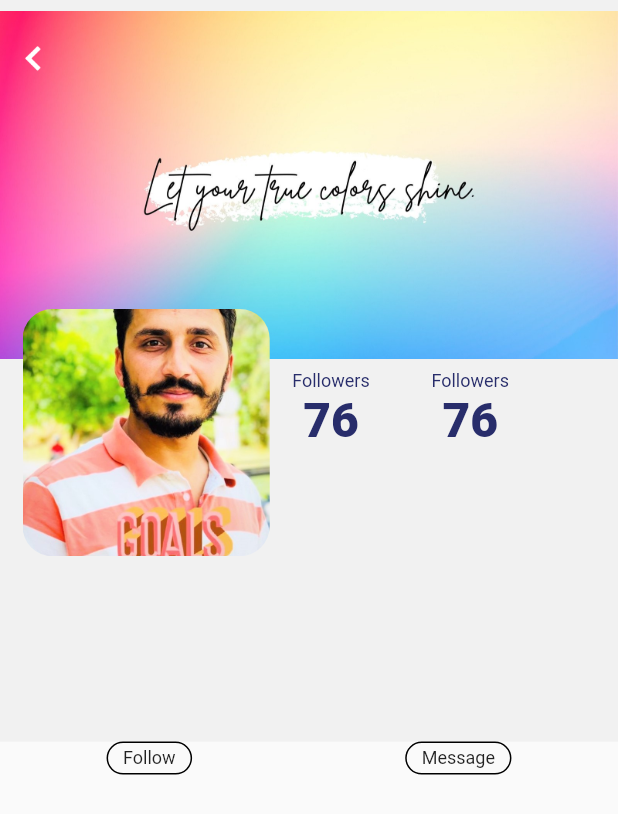
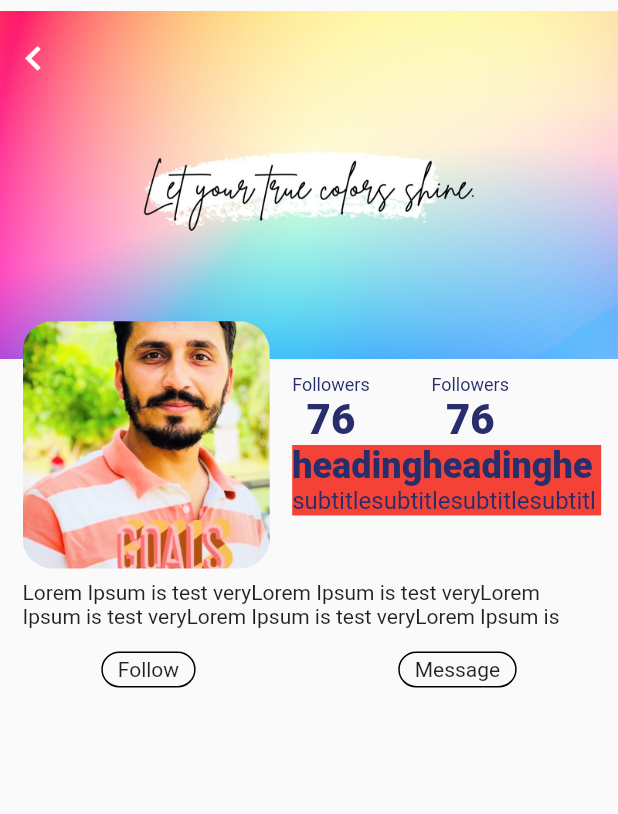
Before and after one commit to Sajid-Msd313/aidber, a Flutter app: the screen it shows after launch, on a phone screen of 412 x 824 dp. Shown: the top 814 px of the screen. Run offline on Flutter 3.47's test engine with Material 2 defaults, Android fonts, the phone set to English and light mode, and no system bars; our stand-ins replace dropdown_button2, get, readmore.

Commit message:
making_post_pages

```diff
--- a/lib/screens/home_screen/widgets/make_rounded_text_type.dart
+++ b/lib/screens/home_screen/widgets/make_rounded_text_type.dart
@@ -11,7 +11,7 @@ make_rounded_text_type({required this.text});
           borderRadius: BorderRadius.circular(20),
           border: Border.all(color: Colors.black)
       ),
-      child:  Text(text, style: TextStyle(fontSize: 12),),
+      child:  Text(text),
     );
   }
 }
--- a/lib/screens/view_page/view_page_main_screen.dart
+++ b/lib/screens/view_page/view_page_main_screen.dart
@@ -1,6 +1,55 @@
 import 'package:aidber/screens/home_screen/widgets/make_rounded_text_type.dart';
 import 'package:flutter/material.dart';
 import 'package:get/get.dart';
+
+class make_profile_header extends StatelessWidget {
+  const make_profile_header({Key? key}) : super(key: key);
+
+  @override
+  Widget build(BuildContext context) {
+    return Column(
+      children: [
+        Row(
+          mainAxisAlignment: MainAxisAlignment.start,
+          crossAxisAlignment: CrossAxisAlignment.center,
+          children: [
+            Column(
+              children: [
+                const make_profile_avatar(),
+              ],
+            ),
+            Column(
+              mainAxisAlignment: MainAxisAlignment.start,
+              crossAxisAlignment: CrossAxisAlignment.start,
+              children: [
+                Row(
+                  mainAxisAlignment: MainAxisAlignment.spaceBetween,
+                  children: [
+                    make_column_follow(
+                      subtitle: "76",
+                      heading: "Followers",
+                    ),
+                    SizedBox(
+                      width: Get.width * .1,
+                    ),
+                    make_column_follow(
+                      subtitle: "76",
+                      heading: "Followers",
+                    ),
+                  ],
+                ),
+                Container(
+                  width: Get.width - Get.width * 0.5,
+                  child: make_title_subtitle(),
+                )
+              ],
+            ),
+          ],
+        )
+      ],
+    );
+  }
+}
 
 class view_page_main_screen extends StatelessWidget {
   const view_page_main_screen({Key? key}) : super(key: key);
@@ -10,10 +59,11 @@ class view_page_main_screen extends StatelessWidget {
     return Scaffold(
       body: SafeArea(
         child: Column(
+          crossAxisAlignment: CrossAxisAlignment.center,
           children: [
             Container(
-              color: Colors.grey.withOpacity(.1),
-              height: Get.height * .6,
+
+              height: Get.height * .47,
               child: Stack(
                 children: [
                   Image.asset(
@@ -39,59 +89,29 @@ class view_page_main_screen extends StatelessWidget {
                         ),
                       )),
                   Positioned(
-                      bottom: Get.height * .15,
+                      top: Get.height * .26, child: make_profile_header()),
 
-                      child: Row(
-
-                        mainAxisAlignment: MainAxisAlignment.start,
-                          crossAxisAlignment: CrossAxisAlignment.start,
-                        children: [
-                          Padding(
-                            padding: const EdgeInsets.symmetric(horizontal: 15),
-                            child: ClipRRect(
-                              borderRadius: BorderRadius.circular(20),
-                              // Image border
-                              child: SizedBox.fromSize(
-                                size: Size.fromRadius(Get.width * .2),
-                                // Image radius
-                                child: Image.asset('assets/sajidmsd.jpg',
-                                    fit: BoxFit.cover),
-                              ),
-                            ),
-                          ),
-
-                          Column(
-                            children: [
-                              SizedBox(height: Get.height*.05,),
-                              Row(
-                                mainAxisAlignment: MainAxisAlignment.spaceBetween,
-                                children: [
-                                  make_column_follow(
-                                  subtitle: "76",
-                                  heading: "Followers",
-                                ),
-                         SizedBox(width: Get.width*.1,),
-                                make_column_follow(
-                                  subtitle: "76",
-                                  heading: "Followers",
-                                ),
-                              ],),
-                            ],
-                          ),
-
-                        ],
-                      ))
                 ],
               ),
             ),
-            Row(
-              mainAxisAlignment: MainAxisAlignment.spaceAround,
+            Column(
               children: [
-                make_rounded_text_type(
-                  text: "Follow",
+                Padding(
+                  padding: const EdgeInsets.only(top: 0,left: 15, right: 15,bottom: 15),
+                  child: Text("Lorem Ipsum is test very"*10, maxLines: 2,),
                 ),
-                make_rounded_text_type(
-                  text: "Message",
+                Row(
+                  mainAxisAlignment: MainAxisAlignment.spaceAround,
+                  children: [
+                    make_rounded_text_type(
+                      text: "Follow",
+
+                    ),
+                    make_rounded_text_type(
+                      text: "Message",
+
+                    ),
+                  ],
                 ),
               ],
             )
@@ -102,31 +122,108 @@ class view_page_main_screen extends StatelessWidget {
   }
 }
 
-class make_column_follow extends StatelessWidget {
-  final String heading;
-  final String subtitle;
-  final bool isUserName;
-
-  make_column_follow({ this.isUserName = false,required this.subtitle, required this.heading});
+class make_title_subtitle extends StatelessWidget {
+  const make_title_subtitle({Key? key}) : super(key: key);
 
   @override
   Widget build(BuildContext context) {
-    return FittedBox(
+    final boldstyle = TextStyle(
+        color: Get.theme.primaryColor,
+        fontWeight: FontWeight.w900,
+        wordSpacing: 2,
+        fontSize: 28);
+    final lightstyle = TextStyle(
+        color: Get.theme.primaryColor,
+        fontSize: 12,
+        fontWeight: FontWeight.w400);
+
+    return Container(
+      color: Colors.red,
       child: Column(
+        mainAxisSize: MainAxisSize.min,
+        mainAxisAlignment: MainAxisAlignment.start,
+        crossAxisAlignment: CrossAxisAlignment.start,
         children: [
-          Text(
-            heading,
-            style: TextStyle(color: Get.theme.primaryColor, fontSize: 12, fontWeight: FontWeight.w400),
+          Flexible(
+            child: Text(
+              "heading" * 10,
+              softWrap: true,
+              maxLines: 1,
+              style: boldstyle.copyWith(fontSize: 24),
+            ),
           ),
-          Text(
-            subtitle,
-            style: TextStyle(
-                color: Get.theme.primaryColor,
-                fontWeight: FontWeight.w900,
-                fontSize: 32),
+          Flexible(
+            fit: FlexFit.loose,
+            child: Text(
+              "subtitle" * 10,
+              softWrap: true,
+              maxLines: 1,
+              style: lightstyle.copyWith(fontSize: 16),
+            ),
           )
         ],
       ),
     );
   }
 }
+
+class make_column_follow extends StatelessWidget {
+  final String heading;
+  final String subtitle;
+  final bool isUserName;
+
+  make_column_follow(
+      {this.isUserName = false, required this.subtitle, required this.heading});
+
+  final boldstyle = TextStyle(
+      color: Get.theme.primaryColor,
+      fontWeight: FontWeight.w900,
+      wordSpacing: 2,
+      fontSize: 28);
+  final lightstyle = TextStyle(
+      color: Get.theme.primaryColor, fontSize: 12, fontWeight: FontWeight.w400);
+
+  @override
+  Widget build(BuildContext context) {
+    return Column(
+      mainAxisAlignment: MainAxisAlignment.start,
+      crossAxisAlignment: this.isUserName
+          ? CrossAxisAlignment.start
+          : CrossAxisAlignment.center,
+      children: [
+        Text(
+          heading,
+          softWrap: true,
+          maxLines: 1,
+          style: isUserName ? boldstyle.copyWith(fontSize: 24) : lightstyle,
+        ),
+        Text(
+          subtitle,
+          softWrap: true,
+          maxLines: 1,
+          style: isUserName ? lightstyle.copyWith(fontSize: 16) : boldstyle,
+        )
+      ],
+    );
+  }
+}
+
+class make_profile_avatar extends StatelessWidget {
+  const make_profile_avatar({Key? key}) : super(key: key);
+
+  @override
+  Widget build(BuildContext context) {
+    return Padding(
+      padding: const EdgeInsets.symmetric(horizontal: 15),
+      child: ClipRRect(
+        borderRadius: BorderRadius.circular(20),
+        // Image border
+        child: SizedBox.fromSize(
+          size: Size.fromRadius(Get.width * .2),
+          // Image radius
+          child: Image.asset('assets/sajidmsd.jpg', fit: BoxFit.cover),
+        ),
+      ),
+    );
+  }
+}
```
